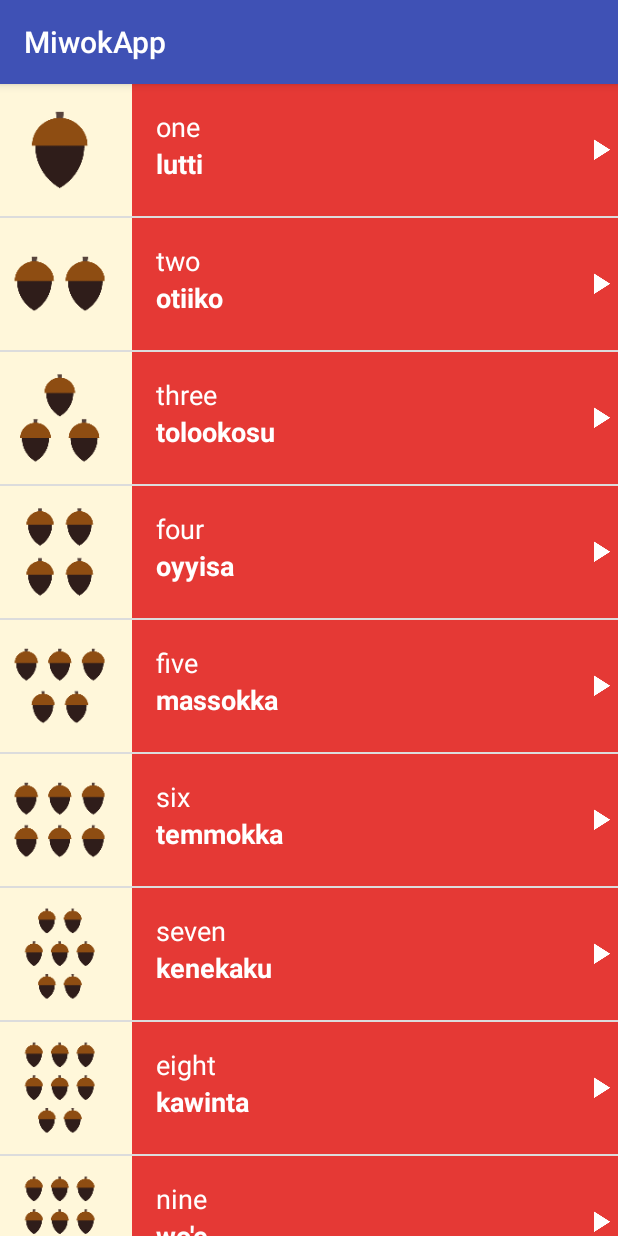
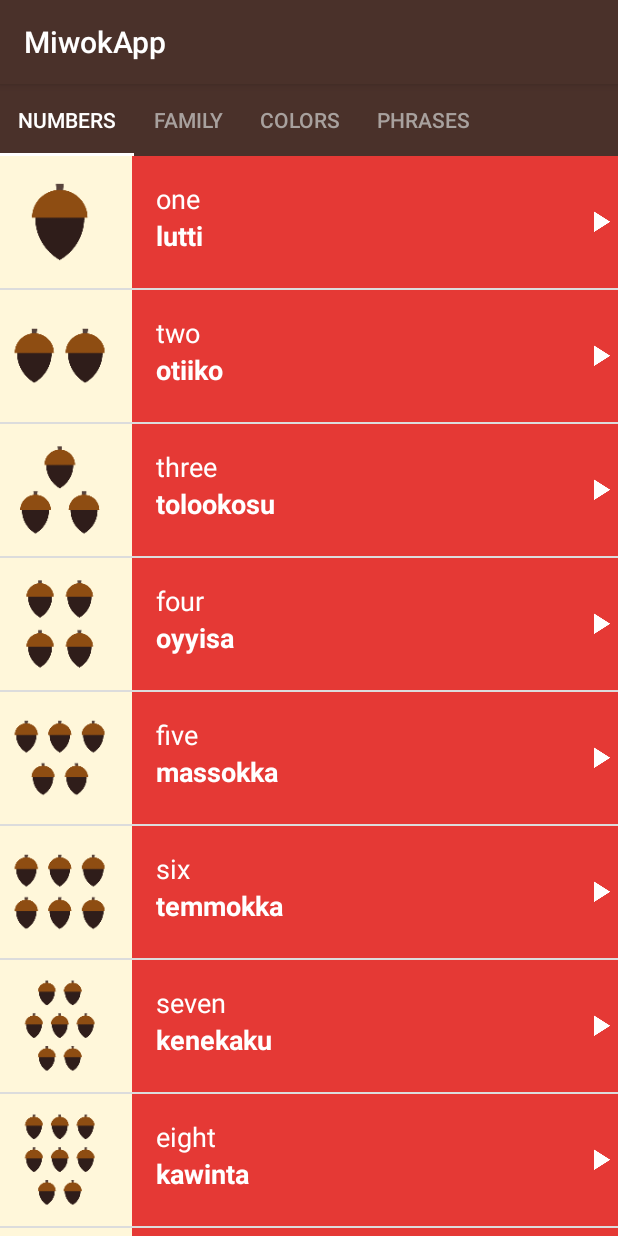
Before and after one commit to ritam006/MiwokApp, an Android app: the screen it shows after launch (MainActivity), on a phone screen of 412 x 824 dp. Run offline under Robolectric (Android 15) with nearby library versions, the phone set to English and light mode, and no system bars.

Commit message:
Added tabs and Enabled Horizontal Scrolling

```diff
--- a/app/build.gradle
+++ b/app/build.gradle
@@ -26,5 +26,6 @@ dependencies {
     })
     compile 'com.android.support:appcompat-v7:25.0.1'
     compile 'com.android.support:support-v4:25.0.1'
+    compile 'com.android.support:design:25.0.1'
     testCompile 'junit:junit:4.12'
 }
--- a/app/src/main/java/com/example/android/miwokapp/MainActivity.java
+++ b/app/src/main/java/com/example/android/miwokapp/MainActivity.java
@@ -1,6 +1,7 @@
 package com.example.android.miwokapp;
 
 import android.content.Intent;
+import android.support.design.widget.TabLayout;
 import android.support.v4.view.ViewPager;
 import android.support.v7.app.AppCompatActivity;
 import android.os.Bundle;
@@ -20,6 +21,9 @@ public class MainActivity extends AppCompatActivity {
 
         viewPager.setAdapter(adapter);
 
+        TabLayout tab=(TabLayout)findViewById(R.id.tabLayout);
+        tab.setupWithViewPager(viewPager);
+
     }
 
 }
--- a/app/src/main/java/com/example/android/miwokapp/SimpleFragmentPagerAdapter.java
+++ b/app/src/main/java/com/example/android/miwokapp/SimpleFragmentPagerAdapter.java
@@ -12,6 +12,8 @@ public class SimpleFragmentPagerAdapter extends FragmentPagerAdapter {
     public SimpleFragmentPagerAdapter(FragmentManager fm) {
         super(fm);
     }
+
+    String title[]={"Numbers","Family","Colors","Phrases"};
 
     @Override
     public Fragment getItem(int position) {
@@ -31,4 +33,9 @@ public class SimpleFragmentPagerAdapter extends FragmentPagerAdapter {
     public int getCount() {
         return 4;
     }
+
+    @Override
+    public CharSequence getPageTitle(int position) {
+        return title[position];
+    }
 }
--- a/app/src/main/res/layout/activity_main.xml
+++ b/app/src/main/res/layout/activity_main.xml
@@ -1,12 +1,25 @@
 <?xml version="1.0" encoding="utf-8"?>
-<LinearLayout
-    xmlns:android="http://schemas.android.com/apk/res/android"
+<LinearLayout xmlns:android="http://schemas.android.com/apk/res/android"
     xmlns:tools="http://schemas.android.com/tools"
+    xmlns:app="http://schemas.android.com/apk/res-auto"
     android:id="@+id/activity_main"
     android:layout_width="match_parent"
     android:layout_height="match_parent"
     android:orientation="vertical"
     tools:context="com.example.android.miwokapp.MainActivity">
+
+    <android.support.design.widget.TabLayout
+        android:id="@+id/tabLayout"
+        android:background="@color/colorPrimary"
+        android:layout_width="match_parent"
+        android:layout_height="wrap_content"
+        app:tabMode="scrollable"
+        app:tabTextColor="#A8A19E"
+        app:tabSelectedTextColor="#ffffff"
+        app:tabIndicatorColor="#ffffff">
+
+
+    </android.support.design.widget.TabLayout>
 
     <android.support.v4.view.ViewPager
         android:id="@+id/viewPager"
--- a/app/src/main/res/values/colors.xml
+++ b/app/src/main/res/values/colors.xml
@@ -1,6 +1,6 @@
 <?xml version="1.0" encoding="utf-8"?>
 <resources>
-    <color name="colorPrimary">#3F51B5</color>
+    <color name="colorPrimary">#4A312A</color>
     <color name="colorPrimaryDark">#303F9F</color>
     <color name="colorAccent">#FF4081</color>
     <color name="red">#E53935</color>
--- a/app/src/main/res/values/styles.xml
+++ b/app/src/main/res/values/styles.xml
@@ -7,6 +7,8 @@
         <item name="colorPrimaryDark">@color/colorPrimaryDark</item>
         <item name="colorAccent">@color/colorAccent</item>
     </style>
+
+    <style name="AppTheme.AppBarOverlay" parent="ThemeOverlay.AppCompat.Dark.ActionBar" />
 
     <style name="Padding">
 
```
